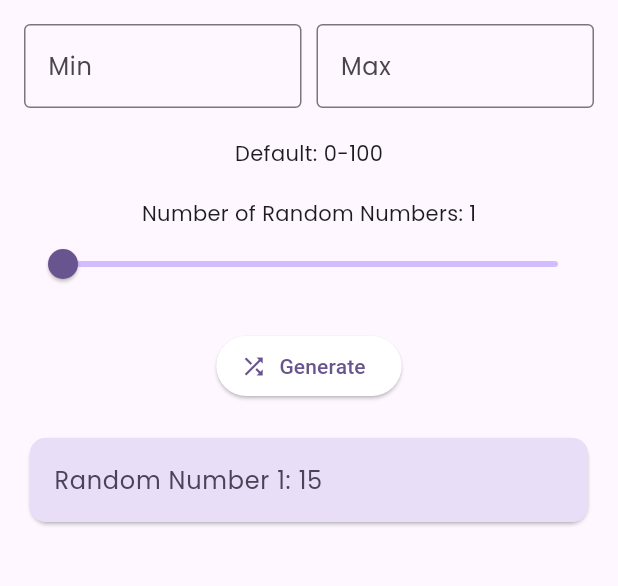
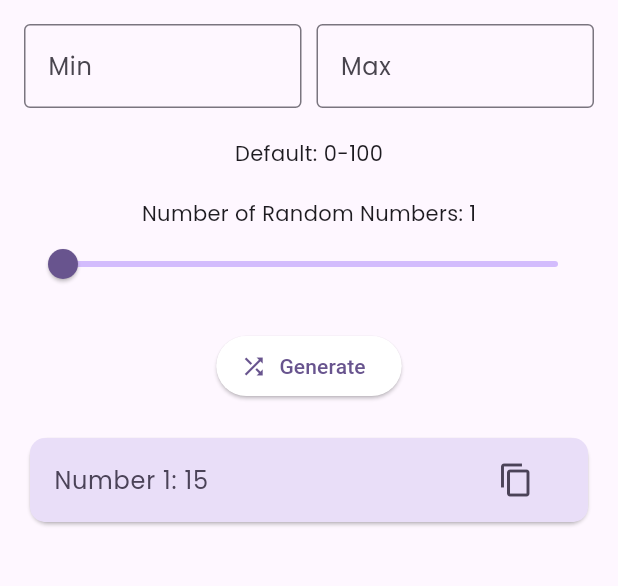
Before and after one commit to EricZeller/flutter_randy, a Flutter app: the screen it shows after launch, after a tap on "Generate", on a phone screen of 412 x 824 dp, the part 84-670 px from its top. Run offline on Flutter 3.47's test engine with Material 3 defaults, Android fonts, the light colour scheme and no system bars; drawn by our look-alikes of dynamic_color.

Commit message:
added copy to clipboard function

```diff
--- a/lib/main.dart
+++ b/lib/main.dart
@@ -1,6 +1,8 @@
 import 'package:flutter/material.dart';
 import 'package:dynamic_color/dynamic_color.dart';
 import 'dart:math';
+
+import 'package:flutter/services.dart';
 
 void main() => runApp(const RandomNumberGeneratorApp());
 
@@ -87,7 +89,14 @@ class _RandomNumberGeneratorScreenState
   Widget build(BuildContext context) {
     return Scaffold(
       appBar: AppBar(
-        title: Center(child: Text('Randy', style: TextStyle(fontWeight: FontWeight.w400, fontSize: 36, color: Theme.of(context).colorScheme.onPrimaryContainer),)),
+        title: Center(
+            child: Text(
+          'Randy',
+          style: TextStyle(
+              fontWeight: FontWeight.w400,
+              fontSize: 36,
+              color: Theme.of(context).colorScheme.onPrimaryContainer),
+        )),
         backgroundColor: Theme.of(context).colorScheme.primaryContainer,
       ),
       body: Padding(
@@ -151,10 +160,35 @@ class _RandomNumberGeneratorScreenState
                 itemBuilder: (context, index) {
                   return Card(
                     child: ListTile(
-                      shape: RoundedRectangleBorder(borderRadius: BorderRadius.circular(10)),
+                      shape: RoundedRectangleBorder(
+                          borderRadius: BorderRadius.circular(10)),
                       title: Text(
-                          'Random Number ${index + 1}: ${_randomNumbers[index]}', style: TextStyle(color: Theme.of(context).colorScheme.onSecondaryContainer),),
-                      tileColor: Theme.of(context).colorScheme.secondaryContainer,
+                        'Number ${index + 1}: ${_randomNumbers[index]}',
+                        style: TextStyle(
+                            color: Theme.of(context)
+                                .colorScheme
+                                .onSecondaryContainer),
+                      ),
+                      tileColor:
+                          Theme.of(context).colorScheme.secondaryContainer,
+                      trailing: IconButton(
+                        icon: Icon(
+                          Icons.copy,
+                          color: Theme.of(context)
+                              .colorScheme
+                              .onSecondaryContainer,
+                        ),
+                        onPressed: () {
+                          Clipboard.setData(ClipboardData(
+                              text: _randomNumbers[index].toString()));
+                          ScaffoldMessenger.of(context).showSnackBar(
+                            SnackBar(
+                              content: Text(
+                                  'Copied ${_randomNumbers[index]} to clipboard'),
+                            ),
+                          );
+                        },
+                      ),
                     ),
                   );
                 },
```
